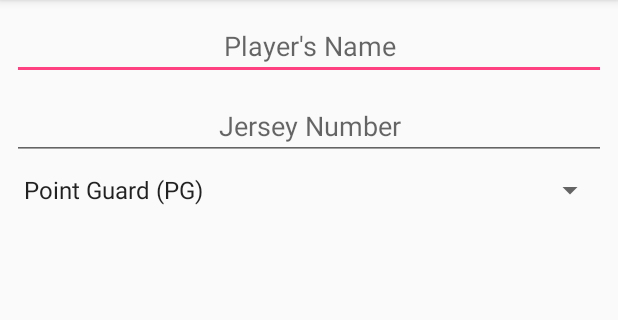
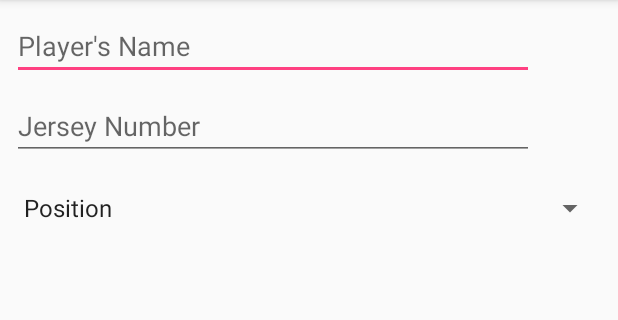
Before and after one commit to ryanmcalpin/basketball-rpg-android, an Android app: the screen it shows after launch (NewPlayerActivity), on a phone screen of 412 x 824 dp, the part 84-404 px from its top. Run offline under Robolectric (Android 15) with nearby library versions, the phone set to English and light mode, and no system bars.

Commit message:
left align text

```diff
--- a/app/src/main/res/layout/activity_new_player.xml
+++ b/app/src/main/res/layout/activity_new_player.xml
@@ -10,12 +10,11 @@
         android:id="@+id/nameInput"
         android:layout_width="0dp"
         android:layout_height="wrap_content"
-        android:layout_marginEnd="8dp"
+        android:layout_marginEnd="56dp"
         android:layout_marginStart="8dp"
         android:layout_marginTop="8dp"
         android:ems="10"
         android:hint="Player's Name"
-        android:textAlignment="center"
         app:layout_constraintEnd_toEndOf="parent"
         app:layout_constraintHorizontal_bias="0.0"
         app:layout_constraintStart_toStartOf="parent"
@@ -25,13 +24,12 @@
         android:id="@+id/numberInput"
         android:layout_width="0dp"
         android:layout_height="wrap_content"
-        android:layout_marginEnd="8dp"
+        android:layout_marginEnd="56dp"
         android:layout_marginStart="8dp"
         android:layout_marginTop="8dp"
         android:ems="10"
         android:hint="Jersey Number"
         android:inputType="number"
-        android:textAlignment="center"
         app:layout_constraintEnd_toEndOf="parent"
         app:layout_constraintHorizontal_bias="0.0"
         app:layout_constraintStart_toStartOf="parent"
@@ -40,7 +38,7 @@
     <Spinner
         android:id="@+id/positions_spinner"
         android:layout_width="0dp"
-        android:layout_height="wrap_content"
+        android:layout_height="48dp"
         android:layout_marginEnd="8dp"
         android:layout_marginStart="8dp"
         android:layout_marginTop="8dp"
--- a/app/src/main/res/values/positions.xml
+++ b/app/src/main/res/values/positions.xml
@@ -1,6 +1,7 @@
 <?xml version="1.0" encoding="utf-8"?>
 <resources>
     <string-array name="positions_array">
+        <item>Position</item>
         <item>Point Guard (PG)</item>
         <item>Shooting Guard (SG)</item>
         <item>Small Forward (SF)</item>
```
